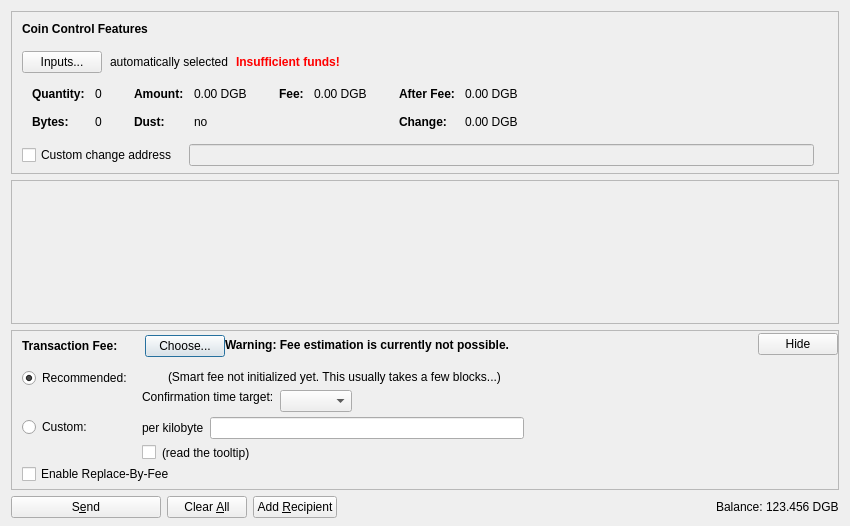
First picture: the form in src/qt/forms/sendcoinsdialog.ui, repository digibyte/digibyte, before the edit.
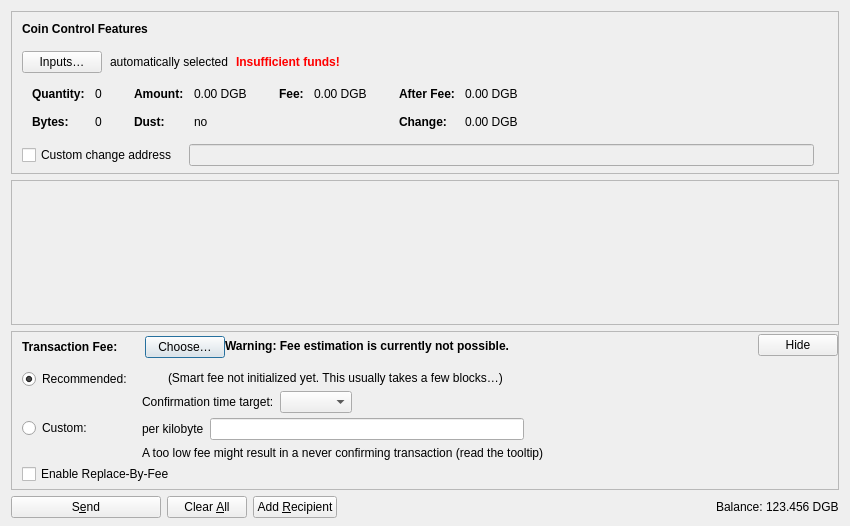
Second picture: the form after the edit. Icons and pictures are not drawn. Custom widgets are drawn as their Qt base class.

Commit message: Merge 8.22: src/qt/forms/sendcoinsdialog.ui: Merged file with upstream

The edit to the form file:
```diff
--- a/src/qt/forms/sendcoinsdialog.ui
+++ b/src/qt/forms/sendcoinsdialog.ui
@@ -107,7 +107,7 @@
              <string notr="true"/>
             </property>
             <property name="text">
-             <string>Inputs...</string>
+             <string>Inputs…</string>
             </property>
             <property name="autoDefault">
              <bool>false</bool>
@@ -738,7 +738,7 @@
               <item>
                <widget class="QPushButton" name="buttonChooseFee">
                 <property name="text">
-                 <string>Choose...</string>
+                 <string>Choose…</string>
                 </property>
                </widget>
               </item>
@@ -878,17 +878,7 @@
                <item>
                 <layout class="QHBoxLayout" name="horizontalLayoutFee8">
                  <item>
-                  <widget class="QCheckBox" name="checkBoxMinimumFee">
-                   <property name="toolTip">
-                    <string>Paying only the minimum fee is just fine as long as there is less transaction volume than space in the blocks. But be aware that this can end up in a never confirming transaction once there is more demand for digibyte transactions than the network can process.</string>
-                   </property>
-                   <property name="text">
-                    <string/>
-                   </property>
-                  </widget>
-                 </item>
-                 <item>
-                  <widget class="QLabel" name="labelMinFeeWarning">
+                  <widget class="QLabel" name="labelCustomFeeWarning">
                    <property name="enabled">
                     <bool>true</bool>
                    </property>
@@ -896,10 +886,7 @@
                     <string>Paying only the minimum fee is just fine as long as there is less transaction volume than space in the blocks. But be aware that this can end up in a never confirming transaction once there is more demand for digibyte transactions than the network can process.</string>
                    </property>
                    <property name="text">
-                    <string>(read the tooltip)</string>
-                   </property>
-                   <property name="margin">
-                    <number>5</number>
+                    <string>A too low fee might result in a never confirming transaction (read the tooltip)</string>
                    </property>
                   </widget>
                  </item>
@@ -992,9 +979,6 @@
                    <property name="text">
                     <string/>
                    </property>
-                   <property name="margin">
-                    <number>2</number>
-                   </property>
                   </widget>
                  </item>
                  <item>
@@ -1007,10 +991,7 @@
                  <item>
                   <widget class="QLabel" name="labelSmartFee2">
                    <property name="text">
-                    <string>(Smart fee not initialized yet. This usually takes a few blocks...)</string>
-                   </property>
-                   <property name="margin">
-                    <number>2</number>
+                    <string>(Smart fee not initialized yet. This usually takes a few blocks…)</string>
                    </property>
                   </widget>
                  </item>
@@ -1038,24 +1019,8 @@
                      <property name="text">
                       <string>Confirmation time target:</string>
                      </property>
-                     <property name="margin">
-                      <number>2</number>
-                     </property>
                     </widget>
                    </item>
-                   <item>
-                    <spacer name="verticalSpacer_3">
-                     <property name="orientation">
-                      <enum>Qt::Vertical</enum>
-                     </property>
-                     <property name="sizeHint" stdset="0">
-                      <size>
-                       <width>1</width>
-                       <height>1</height>
-                      </size>
-                     </property>
-                    </spacer>
-                   </item>
                   </layout>
                  </item>
                  <item>
```
Left out of the diff: 8 changed lines with no effect on the pictures.
